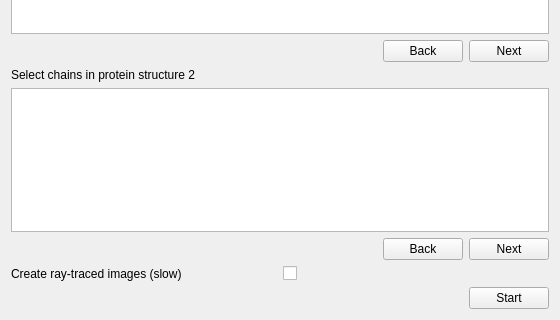
Above: pyssa/gui/ui/forms/distance_analysis_view.ui from urban233/PySSA before the change; both pictures show x 0 to 560 and y 416 to 736 of the 560 by 736 pixel window. Below: the same form after it.
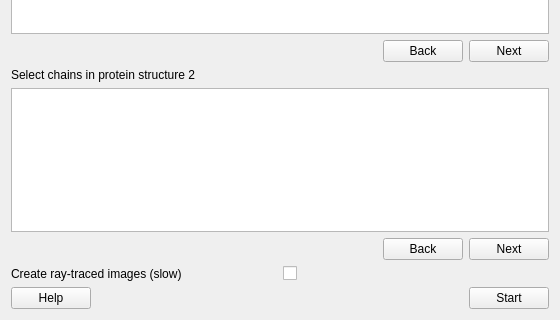
That is the form after the change.

Commit message: add: help button to distance_analysis_view.py

Diff of the .ui file:
```diff
--- a/pyssa/gui/ui/forms/distance_analysis_view.ui
+++ b/pyssa/gui/ui/forms/distance_analysis_view.ui
@@ -305,7 +305,14 @@
     </spacer>
    </item>
    <item>
-    <layout class="QHBoxLayout" name="horizontalLayout_67">
+    <layout class="QHBoxLayout" name="bottom_layout">
+     <item>
+      <widget class="QPushButton" name="btn_help">
+       <property name="text">
+        <string>Help</string>
+       </property>
+      </widget>
+     </item>
      <item>
       <spacer name="horizontalSpacer_47">
        <property name="orientation">
```
The commit also changes 4 other files.
